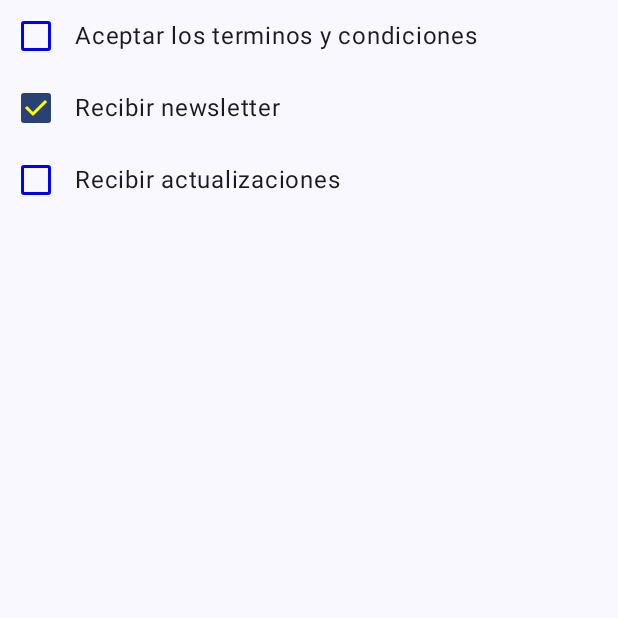
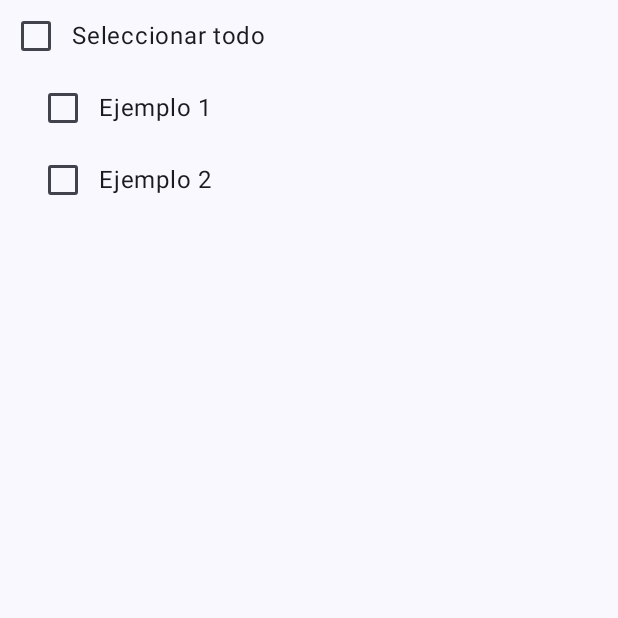
Before and after one commit to Miguel36/compose-app-course, an Android app built with Jetpack Compose: the screen it shows after launch (MainActivity), on a phone screen of 412 x 824 dp, the top half of it. Run offline under Robolectric (Android 15) with nearby library versions, the phone set to English and light mode, and no system bars.

Commit message:
Primer vistazo de LaunchEffect con el componente TriStateCheckBox

```diff
--- a/app/src/main/java/com/skyfallen/myfirstcomposeapp/MainActivity.kt
+++ b/app/src/main/java/com/skyfallen/myfirstcomposeapp/MainActivity.kt
@@ -10,7 +10,7 @@ import androidx.compose.material3.Scaffold
 import androidx.compose.runtime.Composable
 import androidx.compose.ui.Modifier
 import androidx.compose.ui.tooling.preview.Preview
-import com.skyfallen.myfirstcomposeapp.components.ParentCheckBoxes
+import com.skyfallen.myfirstcomposeapp.components.ThreeStateCheckBox
 import com.skyfallen.myfirstcomposeapp.login.Greeting
 import com.skyfallen.myfirstcomposeapp.ui.theme.MyFirstComposeAppTheme
 
@@ -21,7 +21,7 @@ class MainActivity : ComponentActivity() {
         setContent {
             MyFirstComposeAppTheme {
                 Scaffold(modifier = Modifier.fillMaxSize()) { innerPadding ->
-                    ParentCheckBoxes(Modifier.padding(innerPadding))
+                    ThreeStateCheckBox(Modifier.padding(innerPadding))
                 }
             }
         }
--- a/app/src/main/java/com/skyfallen/myfirstcomposeapp/components/CheckBox.kt
+++ b/app/src/main/java/com/skyfallen/myfirstcomposeapp/components/CheckBox.kt
@@ -6,11 +6,14 @@ import androidx.compose.foundation.layout.Column
 import androidx.compose.foundation.layout.Row
 import androidx.compose.foundation.layout.Spacer
 import androidx.compose.foundation.layout.fillMaxSize
+import androidx.compose.foundation.layout.padding
 import androidx.compose.foundation.layout.width
 import androidx.compose.material3.Checkbox
 import androidx.compose.material3.CheckboxDefaults
 import androidx.compose.material3.Text
+import androidx.compose.material3.TriStateCheckbox
 import androidx.compose.runtime.Composable
+import androidx.compose.runtime.LaunchedEffect
 import androidx.compose.runtime.getValue
 import androidx.compose.runtime.mutableStateOf
 import androidx.compose.runtime.remember
@@ -18,6 +21,7 @@ import androidx.compose.runtime.setValue
 import androidx.compose.ui.Alignment
 import androidx.compose.ui.Modifier
 import androidx.compose.ui.graphics.Color
+import androidx.compose.ui.state.ToggleableState
 import androidx.compose.ui.unit.dp
 import com.skyfallen.myfirstcomposeapp.components.state.CheckBoxData
 
@@ -95,3 +99,37 @@ fun MyCheckBoxWithText(checkBoxData: CheckBoxData, onCheckedChanged: (CheckBoxDa
         Text(text = checkBoxData.label)
     }
 }
+
+@Composable
+fun ThreeStateCheckBox(modifier: Modifier) {
+    var parentState by remember { mutableStateOf(ToggleableState.Off) }
+    var child1 by remember { mutableStateOf(false) }
+    var child2 by remember { mutableStateOf(false) }
+
+    LaunchedEffect(child1, child2) {
+        parentState = when {
+            child1 && child2 -> ToggleableState.On
+            !child1 && !child2 -> ToggleableState.Off
+            else -> ToggleableState.Indeterminate
+        }
+    }
+
+    Column(modifier = modifier) {
+        Row(verticalAlignment = Alignment.CenterVertically) {
+            TriStateCheckbox(parentState, onClick = {
+                val newState = parentState != ToggleableState.On
+                child1 = newState
+                child2 = child1
+            })
+            Text(text = "Seleccionar todo")
+        }
+        Row(verticalAlignment = Alignment.CenterVertically, modifier = Modifier.padding(horizontal = 18.dp)) {
+            Checkbox(child1, {child1 = it})
+            Text(text = "Ejemplo 1")
+        }
+        Row(verticalAlignment = Alignment.CenterVertically, modifier = Modifier.padding(horizontal = 18.dp)) {
+            Checkbox(child2, {child2 = it})
+            Text(text = "Ejemplo 2")
+        }
+    }
+}
```
